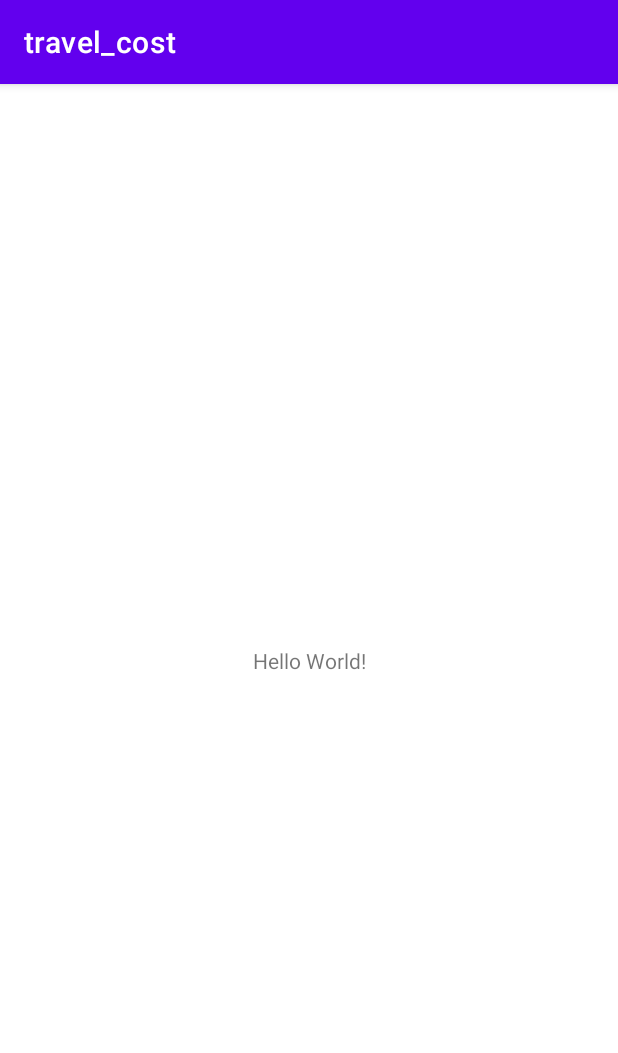
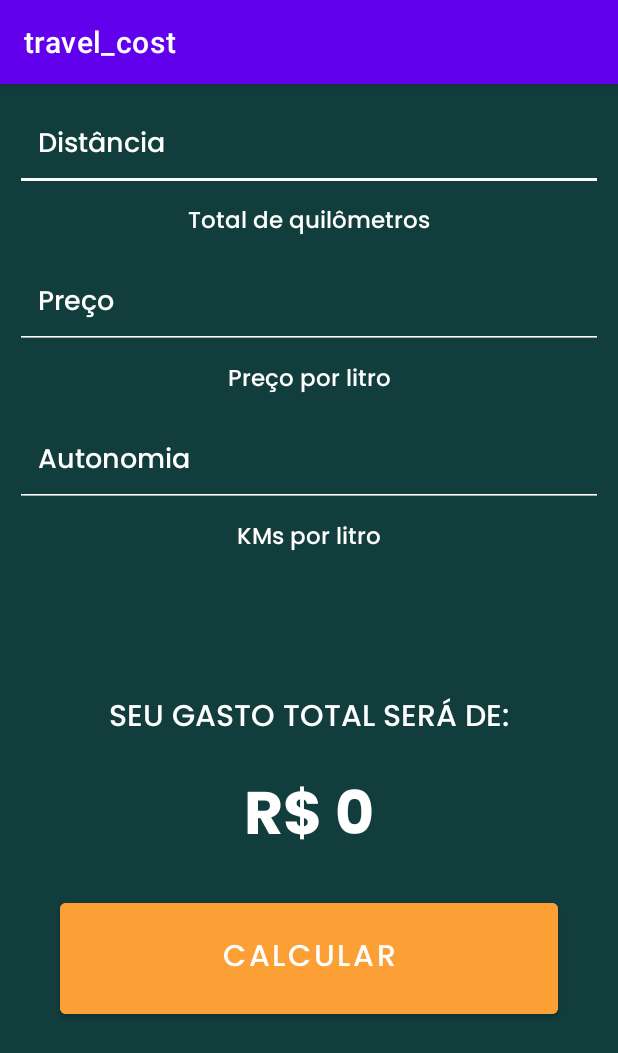
Before and after one commit to Mprado18/travel-cost, an Android app: the screen it shows after launch (MainActivity), on a phone screen of 412 x 824 dp. Shown: the top 1053 px of the screen. Run offline under Robolectric (Android 15) with nearby library versions, the phone set to English and light mode, and no system bars.

Commit message:
created layout app travel cost

```diff
--- a/app/src/main/res/layout/activity_main.xml
+++ b/app/src/main/res/layout/activity_main.xml
@@ -1,18 +1,102 @@
 <?xml version="1.0" encoding="utf-8"?>
-<androidx.constraintlayout.widget.ConstraintLayout xmlns:android="http://schemas.android.com/apk/res/android"
-    xmlns:app="http://schemas.android.com/apk/res-auto"
+<RelativeLayout xmlns:android="http://schemas.android.com/apk/res/android"
     xmlns:tools="http://schemas.android.com/tools"
     android:layout_width="match_parent"
     android:layout_height="match_parent"
+    android:background="@color/backgroundColorLayout"
+    android:padding="10dp"
     tools:context=".MainActivity">
 
+    <EditText
+        android:id="@+id/inputDistancy"
+        android:layout_width="match_parent"
+        android:layout_height="wrap_content"
+        android:layout_marginBottom="8dp"
+        android:hint="@string/distancy"
+        android:inputType="number"
+        android:theme="@style/inputStyle" />
+
     <TextView
-        android:layout_width="wrap_content"
+        android:id="@+id/comment1"
+        android:layout_width="match_parent"
         android:layout_height="wrap_content"
-        android:text="Hello World!"
-        app:layout_constraintBottom_toBottomOf="parent"
-        app:layout_constraintLeft_toLeftOf="parent"
-        app:layout_constraintRight_toRightOf="parent"
-        app:layout_constraintTop_toTopOf="parent" />
+        android:layout_below="@+id/inputDistancy"
+        android:layout_marginBottom="10dp"
+        android:text="@string/total_km"
+        android:theme="@style/commentsStyles" />
 
-</androidx.constraintlayout.widget.ConstraintLayout>
+    <EditText
+        android:id="@+id/inputPrice"
+        android:layout_width="match_parent"
+        android:layout_height="wrap_content"
+        android:layout_below="@id/comment1"
+        android:layout_marginBottom="8dp"
+        android:hint="@string/price"
+        android:inputType="numberDecimal"
+        android:theme="@style/inputStyle" />
+
+    <TextView
+        android:id="@+id/comment2"
+        android:layout_width="match_parent"
+        android:layout_height="wrap_content"
+        android:layout_below="@id/inputPrice"
+        android:layout_marginBottom="10dp"
+        android:text="@string/price_for_litre"
+        android:theme="@style/commentsStyles" />
+
+    <EditText
+        android:id="@+id/inputAutonomy"
+        android:layout_width="match_parent"
+        android:layout_height="wrap_content"
+        android:layout_below="@+id/comment2"
+        android:layout_marginBottom="8dp"
+        android:hint="@string/autonomy"
+        android:inputType="numberDecimal"
+        android:theme="@style/inputStyle" />
+
+    <TextView
+        android:id="@+id/comment3"
+        android:layout_width="match_parent"
+        android:layout_height="wrap_content"
+        android:layout_below="@id/inputAutonomy"
+        android:layout_marginBottom="10dp"
+        android:text="@string/kms_for_litre"
+        android:theme="@style/commentsStyles" />
+
+    <TextView
+        android:id="@+id/titleTotal"
+        android:layout_width="match_parent"
+        android:layout_height="wrap_content"
+        android:layout_below="@id/comment3"
+        android:layout_marginTop="80dp"
+        android:layout_marginBottom="15dp"
+        android:fontFamily="@font/poppins_medium"
+        android:gravity="center"
+        android:text="@string/total_cost"
+        android:textColor="@color/white"
+        android:textSize="20sp" />
+
+    <TextView
+        android:id="@+id/totalCost"
+        android:layout_width="match_parent"
+        android:layout_height="wrap_content"
+        android:layout_below="@id/titleTotal"
+        android:layout_marginBottom="15dp"
+        android:fontFamily="@font/poppins_bold"
+        android:gravity="center"
+        android:text="R$ 0"
+        android:textColor="@color/white"
+        android:textSize="40sp"
+        android:textStyle="bold" />
+
+    <Button
+        android:layout_width="match_parent"
+        android:layout_height="wrap_content"
+        android:layout_below="@id/totalCost"
+        android:layout_centerInParent="true"
+        android:layout_marginStart="30dp"
+        android:layout_marginEnd="30dp"
+        android:text="@string/calculate"
+        android:theme="@style/buttonStyle" />
+
+</RelativeLayout>
```
